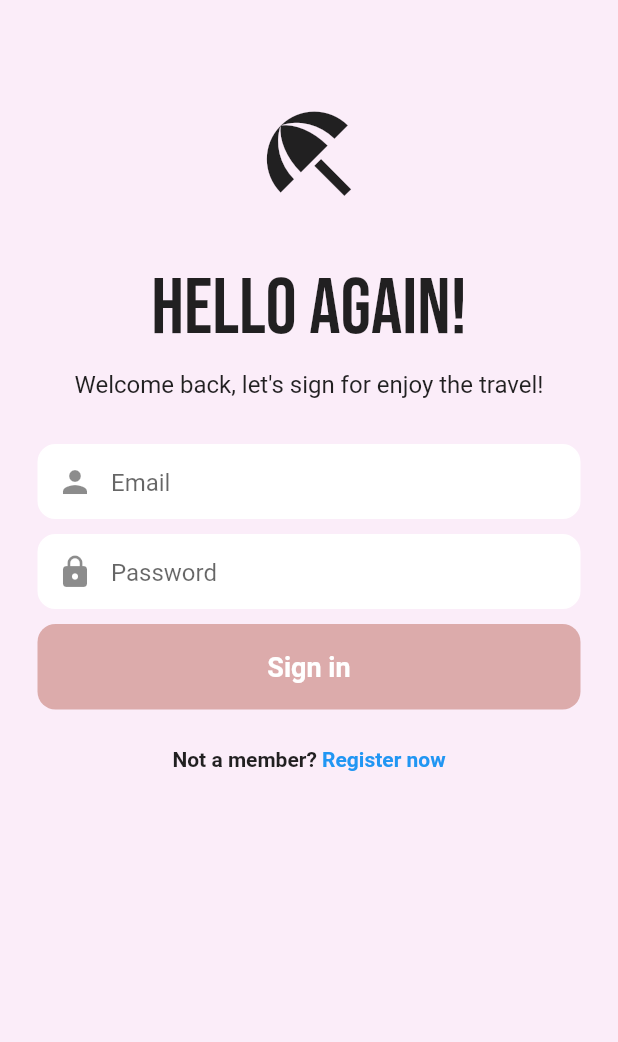
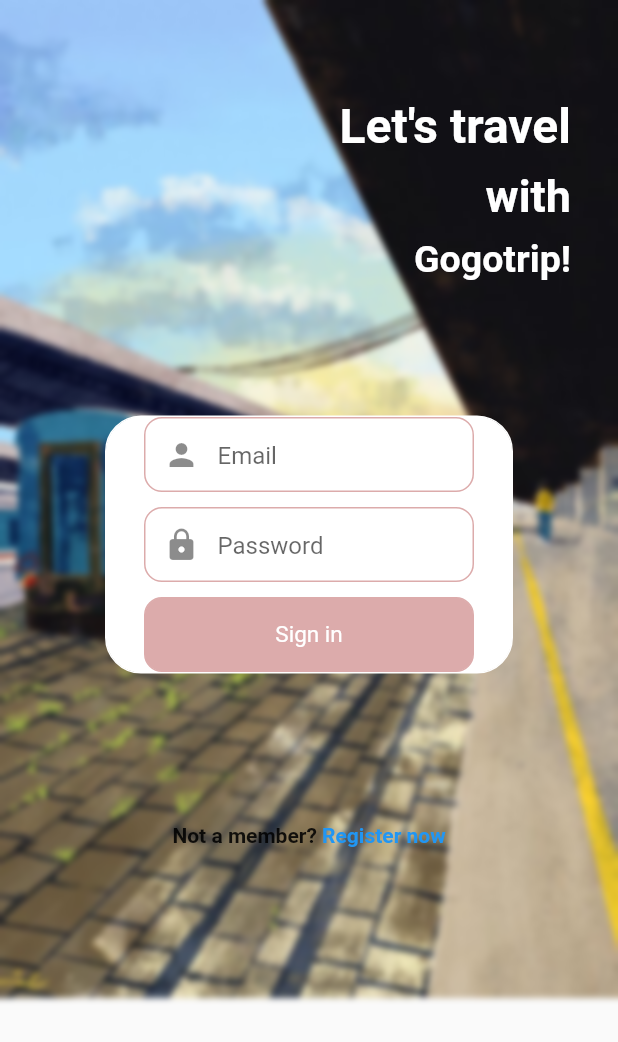
Before and after one commit to ongdulyawat/Gogotrip, a Flutter app: the screen it shows after launch, on a phone screen of 412 x 824 dp. Shown: the top 1042 px of the screen. Run offline on Flutter 3.47's test engine with Material 2 defaults, Android fonts, the phone set to English and light mode, and no system bars; our stand-ins replace cloud_firestore, date_picker_timeline, email_validator, firebase_auth, firebase_core, firebase_storage and 7 more; missing offline and left inert: dart:ffi, flutter_clean_calendar; accounts and stored records are empty; Roboto replaces fonts that are missing (Kranky).

Commit message:
[fixed]: redesign

```diff
--- a/lib/screens/home/widget/home_body.dart
+++ b/lib/screens/home/widget/home_body.dart
@@ -34,10 +34,6 @@
                       borderRadius: BorderRadius.circular(20),
                       color: Colors.white,
                       boxShadow: Styles.boxShadows),
-                  //child: const Padding(
-                    //padding: EdgeInsets.all(8.0),
-                    // child: Text("View all", style: TextStyle(fontSize: 14)),
-                  //),
                 ),
               )
             ],
--- a/lib/screens/login/login_screen.dart
+++ b/lib/screens/login/login_screen.dart
@@ -1,5 +1,6 @@
+import 'dart:ui';
+
 import 'package:flutter/material.dart';
-import 'package:gogotrip/constants/styles.dart';
 
 import 'package:gogotrip/screens/login/widget/login_body.dart';
 import 'package:gogotrip/screens/login/widget/login_footer.dart';
@@ -16,10 +17,17 @@
   @override
   Widget build(BuildContext context) {
     return Scaffold(
-      backgroundColor: Styles.bgBackground,
       body: SingleChildScrollView(
-        child: SafeArea(
-          child: Center(
+        child: Container(
+          decoration: BoxDecoration(
+            image: DecorationImage(
+              image: AssetImage("assets/images/login_wallpaper.png")
+                  as ImageProvider,
+              fit: BoxFit.cover,
+            ),
+          ),
+          child: BackdropFilter(
+            filter: ImageFilter.blur(sigmaX: 2.0, sigmaY: 2.0),
             child: Column(
               mainAxisAlignment: MainAxisAlignment.center,
               children: const [
@@ -28,13 +36,16 @@
                 ),
                 LoginHeader(),
                 SizedBox(
-                  height: 30,
+                  height: 90,
                 ),
                 LoginBody(),
                 SizedBox(
-                  height: 25,
+                  height: 100,
                 ),
-                LoginFooter()
+                LoginFooter(),
+                SizedBox(
+                  height: 100,
+                ),
               ],
             ),
           ),
--- a/lib/screens/login/widget/login_body.dart
+++ b/lib/screens/login/widget/login_body.dart
@@ -1,12 +1,13 @@
-//import 'package:cloud_firestore/cloud_firestore.dart';
+
 import 'package:firebase_auth/firebase_auth.dart';
 import 'package:firebase_core/firebase_core.dart';
 import 'package:flutter/material.dart';
 import 'package:gogotrip/constants/styles.dart';
 import 'package:gogotrip/screens/home/homepage_screen.dart';
+import 'package:google_fonts/google_fonts.dart';
 
 import '../../../main.dart';
-// import 'package:gogotrip/controller/user_controller.dart';
+
 
 void main() async {
   WidgetsFlutterBinding.ensureInitialized();
@@ -25,16 +26,8 @@
   final TextEditingController _emailController = TextEditingController();
   final TextEditingController _passwordController = TextEditingController();
 
-
-  // void signIn() async{
-  //   await FirebaseAuth.instance.signInWithEmailAndPassword(
-  //       email: _emailController.text.trim(),
-  //       password: _passwordController.text.trim()
-  //   );
-  // }
-
   @override
-  void dispose(){
+  void dispose() {
     _emailController.dispose();
     _passwordController.dispose();
 
@@ -43,16 +36,24 @@
 
   @override
   Widget build(BuildContext context) {
-    return Column(
+    return Container(
+      decoration: BoxDecoration(
+          color: Colors.white,
+          border: Border.all(color: Colors.white),
+          borderRadius: BorderRadius.circular(24)),
+      child: Column(
         children: [
           Padding(
             padding: const EdgeInsets.only(left: 25.0, right: 25),
             child: Container(
+              width: 220,
               decoration: BoxDecoration(
                   color: Colors.white,
-                border: Border.all(color: Colors.white),
-                borderRadius: BorderRadius.circular(12)),
-            child:  TextField(
+                  borderRadius: BorderRadius.circular(12),
+                  border: Border.all(
+                    color: Styles.buttonColor,
+                  )),
+              child: TextField(
                 controller: _emailController,
                 decoration: InputDecoration(
                     prefixIcon: Icon(Icons.person),
@@ -68,11 +69,14 @@
           Padding(
             padding: const EdgeInsets.only(left: 25.0, right: 25),
             child: Container(
+              width: 220,
               decoration: BoxDecoration(
                   color: Colors.white,
-                border: Border.all(color: Colors.white),
-                borderRadius: BorderRadius.circular(12)),
-            child:  TextField(
+                  borderRadius: BorderRadius.circular(12),
+                  border: Border.all(
+                    color: Styles.buttonColor,
+                  )),
+              child: TextField(
                 controller: _passwordController,
                 obscureText: true,
                 decoration: InputDecoration(
@@ -89,16 +93,11 @@
           Padding(
             padding: const EdgeInsets.only(left: 25, right: 25),
             child: GestureDetector(
-            // final user = User(
-            // username: controllerUsername.text,
-            // password: controllerPassword.text,
-            // );
-            // createUser(user);
-            // userSetup(_usernameController.text);
-            onTap: () async{
+              onTap: () async {
                 {
-                showDialog(context: context,
-                    builder: (context){
+                  showDialog(
+                      context: context,
+                      builder: (context) {
                         return const Center(
                           child: CircularProgressIndicator(),
                         );
@@ -106,18 +105,18 @@
                   try {
                     await FirebaseAuth.instance.signInWithEmailAndPassword(
                         email: _emailController.text.trim(),
-                      password: _passwordController.text.trim()
-                  );
+                        password: _passwordController.text.trim());
                     Navigator.pop(context);
                     Navigator.push(
-
                         context,
                         MaterialPageRoute(
                           builder: (context) => const HomePage(),
                         ));
                   } on FirebaseAuthException {
                     Navigator.pop(context);
-                  showDialog(context: context, builder: (context){
+                    showDialog(
+                      context: context,
+                      builder: (context) {
                         return const AlertDialog(
                           title: Text('Incorrect'),
                         );
@@ -125,25 +124,27 @@
                     );
                   }
                 }
-
               },
               child: Container(
-              padding: const EdgeInsets.all(18),
+                width: 220,
+                height: 50,
+                padding: const EdgeInsets.all(10),
                 decoration: BoxDecoration(
                     color: Styles.buttonColor,
-                  borderRadius: BorderRadius.circular(12)),
-              child: const Center(
+                    borderRadius: BorderRadius.circular(12),
+                    border: Border.all(
+                      color: Styles.buttonColor,
+                    )),
+                child:  Center(
                     child: Text(
                   "Sign in",
-                    style: TextStyle(
-                        color: Colors.white,
-                        fontWeight: FontWeight.bold,
-                        fontSize: 18),
+                  style: GoogleFonts.deliusUnicase(fontSize: 15,color: Colors.white)
                 )),
               ),
             ),
           ),
         ],
+      ),
     );
   }
 }
--- a/lib/screens/login/widget/login_header.dart
+++ b/lib/screens/login/widget/login_header.dart
@@ -11,28 +11,32 @@
 class _LoginHeaderState extends State<LoginHeader> {
   @override
   Widget build(BuildContext context) {
-    return Column(
+    return Padding(
+      padding: const EdgeInsets.only(left: 195.0),
+      child: Column(
+        mainAxisAlignment: MainAxisAlignment.start,
+        crossAxisAlignment: CrossAxisAlignment.end,
         children: [
-        const Icon(
-          Icons.beach_access,
-          size: 75,
-        ),
-        const SizedBox(
-          height: 35,
-        ),
           Text(
-          "Hello Again!",
-          // style: TextStyle(fontSize: 36, fontWeight: FontWeight.bold),
-          style: GoogleFonts.bebasNeue(fontSize: 52),
+            "Let's travel",
+            style: GoogleFonts.kranky(fontSize: 32,color: Colors.white,fontWeight: FontWeight.bold),
           ),
           const SizedBox(
             height: 10,
           ),
-        const Text(
-          "Welcome back, let\'s sign for enjoy the travel!",
-          style: TextStyle(fontSize: 16),
+          Text(
+            "with",
+            style: GoogleFonts.kranky(fontSize: 30,color: Colors.white,fontWeight: FontWeight.bold),
+          ),
+          const SizedBox(
+            height: 10,
+          ),
+          Text(
+            "Gogotrip!",
+            style: GoogleFonts.kranky(fontSize: 25,color: Colors.white,fontWeight: FontWeight.bold),
           ),
         ],
+      ),
     );
   }
 }
```
Also changed, not shown: lib/screens/first_app/app_screen.dart (+10 -12 lines), lib/screens/home/homepage_screen.dart (+23 -67 lines), lib/screens/party_room/widget/create_party_body.dart (+4 -4 lines), lib/screens/party_room/widget/party_body.dart (+5 -4 lines), assets/images/login_wallpaper.png (added), assets/images/main_wallpaper.png (added). Lines whose indentation alone changed are shown as unchanged.
